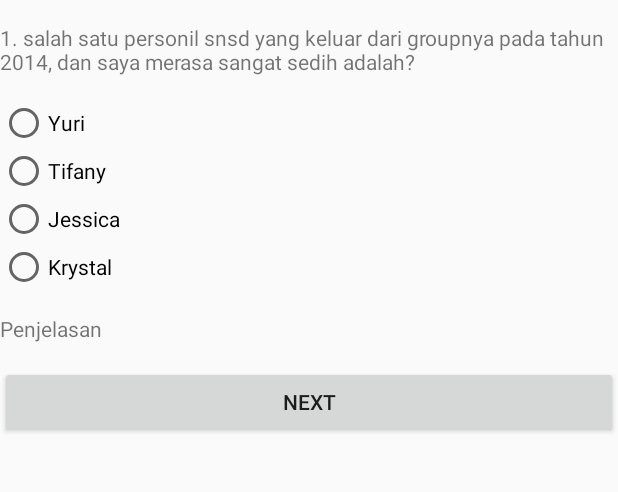
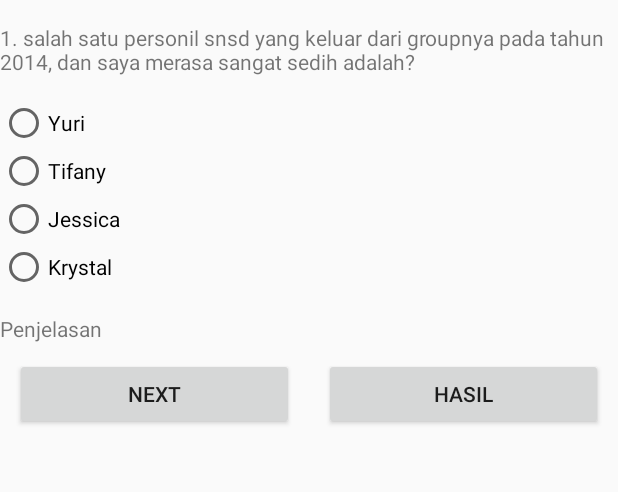
Before and after one commit to YesiaPlorina/TestSoal, an Android app: the screen it shows after launch (MainActivity before the commit, Listening after it), on a phone screen of 412 x 824 dp, the part 246-738 px from its top. Run offline under Robolectric (Android 15) with nearby library versions, the phone set to English and light mode, and no system bars; our stand-ins replace ButterKnife.

Commit message:
Suara dan Hasil

```diff
--- a/app/src/main/java/com/itc/testsoal/HasilKuis.java
+++ b/app/src/main/java/com/itc/testsoal/HasilKuis.java
@@ -31,7 +31,7 @@ public class HasilKuis extends AppCompatActivity {
     @OnClick(R.id.btn_ulangi)
     public void onViewClicked() {
         finish();
-        Intent i = new Intent(getApplicationContext(), MainActivity.class);
+        Intent i = new Intent(getApplicationContext(), Listening.class);
         startActivity(i);
     }
 }
--- a/app/src/main/java/com/itc/testsoal/Listening.java
+++ b/app/src/main/java/com/itc/testsoal/Listening.java
@@ -1,13 +1,209 @@
 package com.itc.testsoal;
 
+import android.content.Intent;
+import android.media.MediaPlayer;
+import android.os.Bundle;
 import android.support.v7.app.AppCompatActivity;
-import android.os.Bundle;
+import android.view.View;
+import android.widget.Button;
+import android.widget.ImageView;
+import android.widget.RadioButton;
+import android.widget.RadioGroup;
+import android.widget.TextView;
+import android.widget.Toast;
+
+import butterknife.BindView;
+import butterknife.ButterKnife;
+import butterknife.OnClick;
 
 public class Listening extends AppCompatActivity {
+
+
+    @BindView(R.id.iv_soal_new)
+    ImageView ivSoalNew;
+    @BindView(R.id.tv_soal_new)
+    TextView tvSoalNew;
+    @BindView(R.id.rb_pilihan_a_new)
+    RadioButton rbPilihanANew;
+    @BindView(R.id.rb_pilihan_b_new)
+    RadioButton rbPilihanBNew;
+    @BindView(R.id.rb_pilihan_c_new)
+    RadioButton rbPilihanCNew;
+    @BindView(R.id.rb_pilihan_d_new)
+    RadioButton rbPilihanDNew;
+    @BindView(R.id.rg_pilihan_new)
+    RadioGroup rgPilihanNew;
+    @BindView(R.id.tv_penjelasan_new)
+    TextView tvPenjelasanNew;
+    @BindView(R.id.btn_play_new)
+    Button btnPlayNew;
+    @BindView(R.id.btn_stop_new)
+    Button btnStopNew;
+
+    int nomor = 0;
+    public static int hasil, benar, salah;
+    public static MediaPlayer mediaPlayer;
+
+    String[] pertanyaan_kuis = new String[]{
+            "1. salah satu personil snsd yang keluar dari groupnya pada tahun 2014, dan saya merasa sangat sedih adalah?",
+            "2. Siapakah biasku di DBSK?",
+            "3. Yang Bukan Anggota Blackpink antara lain?",
+            "4. Aku harus nyanyi lagu apa hari minggu?",
+            "5. ITZY adalah salah satu girlsband naungan agensi?"
+    };
+
+    String[] jawaban_kuis = new String[]{
+            "Yuri", "Tifany", "Jessica", "Krystal",
+            "Junsu", "Yunho", "Jaejoong", "Changmin",
+            "Jennie", "Lisa", "Rose", "Jia",
+            "kada tahu", "molla", "terserah", "apa aja deh boleh",
+            "YG", "JYP", "SM", "Starship",
+    };
+
+    String[] jawaban_benar = new String[]{
+            "Jessica",
+            "Junsu",
+            "Jia",
+            "molla",
+            "JYP",
+    };
+
+    int[] suaraSoal = new int[]{
+
+            R.raw.q_dua,
+            R.raw.q_tiga,
+            R.raw.q_empat,
+            R.raw.q_lima
+    };
+
+    int[] suaraSoalSatu = new int[]{
+            R.raw.q_satu
+    };
+
 
     @Override
     protected void onCreate(Bundle savedInstanceState) {
         super.onCreate(savedInstanceState);
         setContentView(R.layout.activity_listening);
+        ButterKnife.bind(this);
+
+        tvSoalNew.setText(pertanyaan_kuis[nomor]);
+        rbPilihanANew.setText(jawaban_kuis[0]);
+        rbPilihanBNew.setText(jawaban_kuis[1]);
+        rbPilihanCNew.setText(jawaban_kuis[2]);
+        rbPilihanDNew.setText(jawaban_kuis[3]);
+
+
+        playVoiceSatu();
+    }
+
+    private void playVoiceSatu() {
+        try {
+            if (mediaPlayer.isPlaying()) {
+                mediaPlayer.stop();
+            }
+            {
+                mediaPlayer.reset();
+                mediaPlayer.release();
+                mediaPlayer = null;
+            }
+        } catch (Exception e) {
+            Toast.makeText(this, "Masuk Exception", Toast.LENGTH_SHORT).show();
+        }
+
+
+        mediaPlayer = MediaPlayer.create(this, suaraSoalSatu[0]);
+
+        mediaPlayer.setLooping(false);
+        mediaPlayer.start();
+    }
+
+    @Override
+    protected void onPause() {
+        try {
+            super.onPause();
+            mediaPlayer.pause();
+        } catch (Exception e) {
+            Toast.makeText(this, "Balum", Toast.LENGTH_SHORT).show();
+        }
+
+    }
+
+    private void playSound(int arg) {
+
+        try {
+            if (mediaPlayer.isPlaying()) {
+                mediaPlayer.stop();
+            }
+            {
+                mediaPlayer.reset();
+                mediaPlayer.release();
+                mediaPlayer = null;
+            }
+        } catch (Exception e) {
+            Toast.makeText(this, "Masuk Exception", Toast.LENGTH_SHORT).show();
+        }
+
+
+        if (nomor < pertanyaan_kuis.length) {
+            mediaPlayer = MediaPlayer.create(this, suaraSoal[nomor]);
+        }
+        mediaPlayer.setLooping(false);
+        mediaPlayer.start();
+
+    }
+
+    public void next() {
+
+        playSound(nomor);
+
+        RadioButton jawabanUser = (RadioButton) findViewById(rgPilihanNew.getCheckedRadioButtonId());
+        String ambilJawabanUser = jawabanUser.getText().toString();
+        if (ambilJawabanUser.equalsIgnoreCase(jawaban_benar[nomor])) benar++;
+        else salah++;
+        nomor++;
+        if (nomor < pertanyaan_kuis.length) {
+            tvSoalNew.setText(pertanyaan_kuis[nomor]);
+            rbPilihanANew.setText(jawaban_kuis[(nomor * 4) + 0]);
+            rbPilihanBNew.setText(jawaban_kuis[(nomor * 4) + 1]);
+            rbPilihanCNew.setText(jawaban_kuis[(nomor * 4) + 2]);
+            rbPilihanDNew.setText(jawaban_kuis[(nomor * 4) + 3]);
+
+        } else {
+            hasil = benar * 25;
+            Intent hasil = new Intent(getApplicationContext(), HasilKuis.class);
+            startActivity(hasil);
+        }
+
+    }
+
+
+    @OnClick({R.id.btn_play_new, R.id.btn_stop_new})
+    public void onViewClicked(View view) {
+        switch (view.getId()) {
+            case R.id.btn_play_new:
+                next();
+                break;
+            case R.id.btn_stop_new:
+                RadioButton jawabanUser = (RadioButton) findViewById(rgPilihanNew.getCheckedRadioButtonId());
+                String ambilJawabanUser = jawabanUser.getText().toString();
+                if (ambilJawabanUser.equalsIgnoreCase(jawaban_benar[nomor])) benar++;
+                else salah++;
+                nomor++;
+                if (nomor < pertanyaan_kuis.length) {
+                    tvSoalNew.setText(pertanyaan_kuis[nomor]);
+                    rbPilihanANew.setText(jawaban_kuis[(nomor * 4) + 0]);
+                    rbPilihanBNew.setText(jawaban_kuis[(nomor * 4) + 1]);
+                    rbPilihanCNew.setText(jawaban_kuis[(nomor * 4) + 2]);
+                    rbPilihanDNew.setText(jawaban_kuis[(nomor * 4) + 3]);
+
+                } else {
+                    hasil = benar * 25;
+                    Intent hasil = new Intent(getApplicationContext(), HasilKuis.class);
+                    startActivity(hasil);
+                }
+
+                break;
+        }
     }
 }
--- a/app/src/main/res/layout/activity_listening.xml
+++ b/app/src/main/res/layout/activity_listening.xml
@@ -6,4 +6,92 @@
     android:layout_height="match_parent"
     tools:context=".Listening">
 
+    <LinearLayout
+        android:layout_width="match_parent"
+        android:layout_height="wrap_content"
+        android:orientation="vertical"
+        tools:ignore="MissingConstraints">
+
+        <ImageView
+            android:layout_width="match_parent"
+            android:layout_height="wrap_content"
+            android:scaleType="fitXY"
+            android:id="@+id/iv_soal_new"
+            android:src="@drawable/ic_launcher_background" />
+
+        <TextView
+            android:id="@+id/tv_soal_new"
+            android:layout_width="match_parent"
+            android:layout_height="wrap_content"
+            android:layout_marginTop="15dp"
+            android:text="Pertanyaan" />
+
+        <RadioGroup
+            android:layout_width="wrap_content"
+            android:id="@+id/rg_pilihan_new"
+            android:layout_height="wrap_content"
+            android:layout_marginTop="15dp">
+
+            <RadioButton
+                android:layout_width="wrap_content"
+                android:id="@+id/rb_pilihan_a_new"
+                android:layout_height="wrap_content"
+                android:text="Pilihan A"
+                tools:layout_editor_absoluteX="0dp"
+                tools:layout_editor_absoluteY="5dp" />
+
+            <RadioButton
+                android:layout_width="wrap_content"
+                android:layout_height="wrap_content"
+                android:text="Pilihan B"
+                android:id="@+id/rb_pilihan_b_new"
+                tools:layout_editor_absoluteX="0dp"
+                tools:layout_editor_absoluteY="5dp" />
+
+            <RadioButton
+                android:layout_width="wrap_content"
+                android:layout_height="wrap_content"
+                android:text="Pilihan C"
+                android:id="@+id/rb_pilihan_c_new"
+                tools:layout_editor_absoluteX="0dp"
+                tools:layout_editor_absoluteY="5dp" />
+
+            <RadioButton
+                android:layout_width="wrap_content"
+                android:layout_height="wrap_content"
+                android:text="Pilihan D"
+                android:id="@+id/rb_pilihan_d_new"
+                tools:layout_editor_absoluteX="0dp"
+                tools:layout_editor_absoluteY="5dp" />
+        </RadioGroup>
+
+
+        <TextView
+            android:layout_width="match_parent"
+            android:layout_height="wrap_content"
+            android:layout_marginTop="15dp"
+            android:id="@+id/tv_penjelasan_new"
+            android:text="Penjelasan" />
+        <LinearLayout
+            android:layout_width="match_parent"
+            android:layout_height="match_parent"
+            android:orientation="horizontal">
+
+            <Button
+                android:id="@+id/btn_play_new"
+                android:layout_width="wrap_content"
+                android:layout_height="wrap_content"
+                android:layout_margin="10dp"
+                android:layout_weight="1"
+                android:text="Next" />
+
+            <Button
+                android:id="@+id/btn_stop_new"
+                android:layout_width="wrap_content"
+                android:layout_height="wrap_content"
+                android:layout_margin="10dp"
+                android:layout_weight="1"
+                android:text="Hasil" />
+        </LinearLayout>
+    </LinearLayout>
 </android.support.constraint.ConstraintLayout>
```
Also changed, not shown: app/src/main/AndroidManifest.xml (+5 -3 lines), app/src/main/java/com/itc/testsoal/MainActivity.java (+35 -7 lines), 1 other file.
